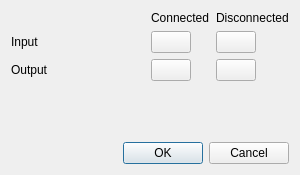
Before: the Qt Designer form UI/glitch-port-colors.ui in textbrowser/glitch, drawn with Qt 5.
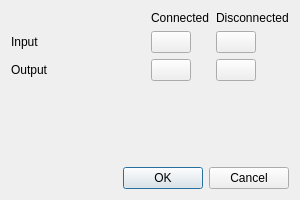
After: the same form once the commit is applied. Icons and pictures are not drawn.

Commit message: New geometries. Window titles.

```diff
--- a/UI/glitch-port-colors.ui
+++ b/UI/glitch-port-colors.ui
@@ -7,7 +7,7 @@
     <x>0</x>
     <y>0</y>
     <width>300</width>
-    <height>175</height>
+    <height>200</height>
    </rect>
   </property>
   <property name="windowTitle">
```
The commit also changes 6 other files.
